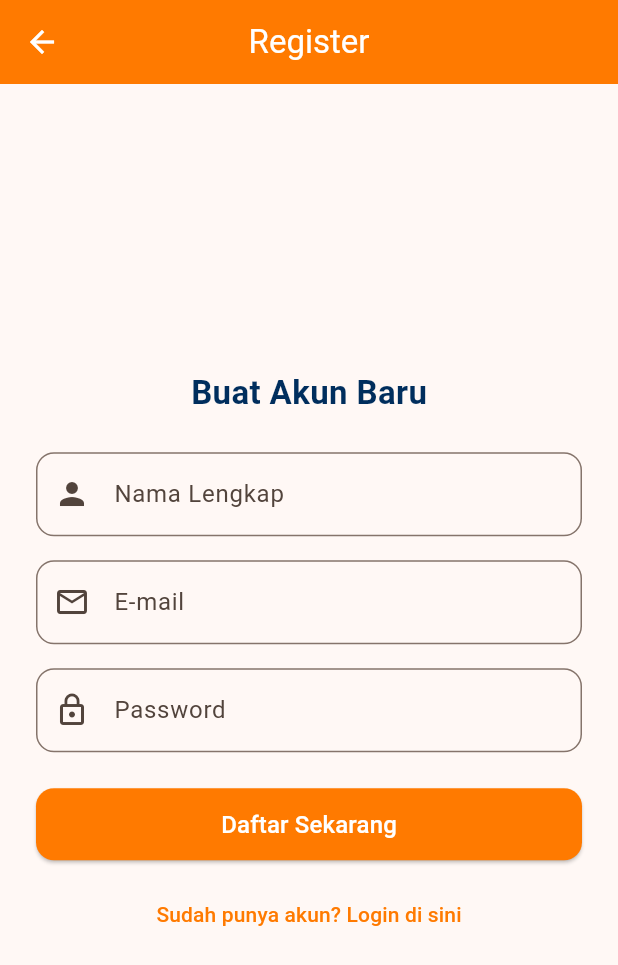
After one commit to djodysutiawan/sdra-tempatin, a Flutter app: the RegisterPage screen opened by its route, after a tap on "Sudah punya akun? Login di sini", after a tap on "Belum punya akun? Daftar di sini", on a phone screen of 412 x 824 dp. The commit adds this screen. Shown: the top 965 px of the screen. Run offline on Flutter 3.47's test engine with Material 3 defaults, Android fonts, the light colour scheme and no system bars; Roboto replaces fonts that are missing (Poppins).

Commit message:
Menambahkan Tampilan Untuk Auth System yaitu Login Register

```diff
--- a/lib/main.dart
+++ b/lib/main.dart
@@ -1,5 +1,7 @@
 import 'package:flutter/material.dart';
 import 'pages/onboarding_page.dart';
+import 'pages/login_page.dart';
+import 'pages/register_page.dart';
 
 void main() {
   runApp(const TempatinApp());
@@ -28,7 +30,11 @@ class TempatinApp extends StatelessWidget {
       initialRoute: '/onboarding',
 
       // Daftar semua rute di aplikasi
-      routes: {'/onboarding': (context) => const OnboardingPage()},
+      routes: {
+        '/onboarding': (context) => const OnboardingPage(),
+        '/login': (context) => const LoginPage(),
+        '/register': (context) => const RegisterPage(),
+      },
     );
   }
 }
--- /dev/null
+++ b/lib/pages/login_page.dart
@@ -0,0 +1,85 @@
+import 'package:flutter/material.dart';
+
+class LoginPage extends StatelessWidget {
+  const LoginPage({super.key});
+
+  @override
+  Widget build(BuildContext context) {
+    final emailController = TextEditingController();
+    final passwordController = TextEditingController();
+
+    return Scaffold(
+      backgroundColor: Colors.white,
+      appBar: AppBar(
+        title: const Text('Login'),
+        backgroundColor: const Color(0xFFFF7A00),
+        foregroundColor: Colors.white,
+        centerTitle: true,
+      ),
+      body: Padding(
+        padding: const EdgeInsets.all(24.0),
+        child: Column(
+          mainAxisAlignment: MainAxisAlignment.center,
+          children: [
+            const Text(
+              "Selamat Datang di Tempatin",
+              style: TextStyle(
+                fontSize: 22,
+                fontWeight: FontWeight.bold,
+                color: Color(0xFF002E5D),
+              ),
+              textAlign: TextAlign.center,
+            ),
+            const SizedBox(height: 32),
+            TextField(
+              controller: emailController,
+              decoration: InputDecoration(
+                labelText: "E-mail",
+                prefixIcon: const Icon(Icons.email_outlined),
+                border: OutlineInputBorder(
+                  borderRadius: BorderRadius.circular(12),
+                ),
+              ),
+            ),
+            const SizedBox(height: 16),
+            TextField(
+              controller: passwordController,
+              obscureText: true,
+              decoration: InputDecoration(
+                labelText: "Password",
+                prefixIcon: const Icon(Icons.lock_outline),
+                border: OutlineInputBorder(
+                  borderRadius: BorderRadius.circular(12),
+                ),
+              ),
+            ),
+            const SizedBox(height: 24),
+            ElevatedButton(
+              style: ElevatedButton.styleFrom(
+                backgroundColor: const Color(0xFFFF7A00),
+                minimumSize: const Size(double.infinity, 48),
+                shape: RoundedRectangleBorder(
+                  borderRadius: BorderRadius.circular(12),
+                ),
+              ),
+              onPressed: () {
+                Navigator.pushReplacementNamed(context, '/home');
+              },
+              child: const Text(
+                "Login",
+                style: TextStyle(fontSize: 16, color: Colors.white),
+              ),
+            ),
+            const SizedBox(height: 12),
+            TextButton(
+              onPressed: () {
+                Navigator.pushNamed(context, '/register');
+              },
+              child: const Text("Belum punya akun? Daftar di sini"),
+            ),
+          ],
+        ),
+      ),
+    );
+  }
+}
--- /dev/null
+++ b/lib/pages/register_page.dart
@@ -0,0 +1,95 @@
+import 'package:flutter/material.dart';
+
+class RegisterPage extends StatelessWidget {
+  const RegisterPage({super.key});
+
+  @override
+  Widget build(BuildContext context) {
+    final nameController = TextEditingController();
+    final emailController = TextEditingController();
+    final passwordController = TextEditingController();
+
+    return Scaffold(
+      appBar: AppBar(
+        title: const Text("Register"),
+        backgroundColor: const Color(0xFFFF7A00),
+        foregroundColor: Colors.white,
+        centerTitle: true,
+      ),
+      body: Padding(
+        padding: const EdgeInsets.all(24.0),
+        child: Column(
+          mainAxisAlignment: MainAxisAlignment.center,
+          children: [
+            const Text(
+              "Buat Akun Baru",
+              style: TextStyle(
+                fontSize: 22,
+                fontWeight: FontWeight.bold,
+                color: Color(0xFF002E5D),
+              ),
+            ),
+            const SizedBox(height: 24),
+            TextField(
+              controller: nameController,
+              decoration: InputDecoration(
+                labelText: "Nama Lengkap",
+                prefixIcon: const Icon(Icons.person),
+                border: OutlineInputBorder(
+                  borderRadius: BorderRadius.circular(12),
+                ),
+              ),
+            ),
+            const SizedBox(height: 16),
+            TextField(
+              controller: emailController,
+              decoration: InputDecoration(
+                labelText: "E-mail",
+                prefixIcon: const Icon(Icons.email_outlined),
+                border: OutlineInputBorder(
+                  borderRadius: BorderRadius.circular(12),
+                ),
+              ),
+            ),
+            const SizedBox(height: 16),
+            TextField(
+              controller: passwordController,
+              obscureText: true,
+              decoration: InputDecoration(
+                labelText: "Password",
+                prefixIcon: const Icon(Icons.lock_outline),
+                border: OutlineInputBorder(
+                  borderRadius: BorderRadius.circular(12),
+                ),
+              ),
+            ),
+            const SizedBox(height: 24),
+            ElevatedButton(
+              style: ElevatedButton.styleFrom(
+                backgroundColor: const Color(0xFFFF7A00),
+                minimumSize: const Size(double.infinity, 48),
+                shape: RoundedRectangleBorder(
+                  borderRadius: BorderRadius.circular(12),
+                ),
+              ),
+              onPressed: () {
+                Navigator.pushReplacementNamed(context, '/home');
+              },
+              child: const Text(
+                "Daftar Sekarang",
+                style: TextStyle(color: Colors.white, fontSize: 16),
+              ),
+            ),
+            const SizedBox(height: 12),
+            TextButton(
+              onPressed: () {
+                Navigator.pushReplacementNamed(context, '/login');
+              },
+              child: const Text("Sudah punya akun? Login di sini"),
+            ),
+          ],
+        ),
+      ),
+    );
+  }
+}
```
